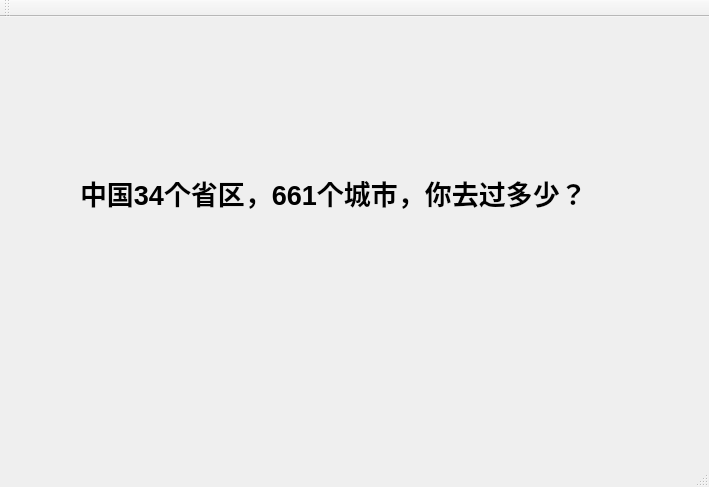
CMW845751770/qt-footprint, file mainwindow.ui: the form before one commit.
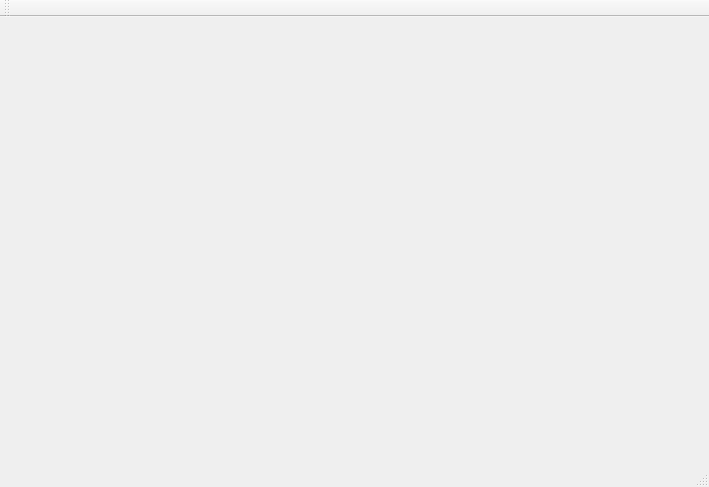
The form after the commit.

```diff
--- a/mainwindow.ui
+++ b/mainwindow.ui
@@ -13,28 +13,7 @@
   <property name="windowTitle">
    <string>MainWindow</string>
   </property>
-  <widget class="QWidget" name="centralWidget">
-   <widget class="QLabel" name="label">
-    <property name="geometry">
-     <rect>
-      <x>80</x>
-      <y>140</y>
-      <width>531</width>
-      <height>71</height>
-     </rect>
-    </property>
-    <property name="font">
-     <font>
-      <pointsize>20</pointsize>
-      <weight>75</weight>
-      <bold>true</bold>
-     </font>
-    </property>
-    <property name="text">
-     <string>中国34个省区，661个城市，你去过多少？</string>
-    </property>
-   </widget>
-  </widget>
+  <widget class="QWidget" name="centralWidget"/>
   <widget class="QMenuBar" name="menuBar">
    <property name="geometry">
     <rect>
```
Left out of the diff: 2 changed lines with no effect on the pictures.
